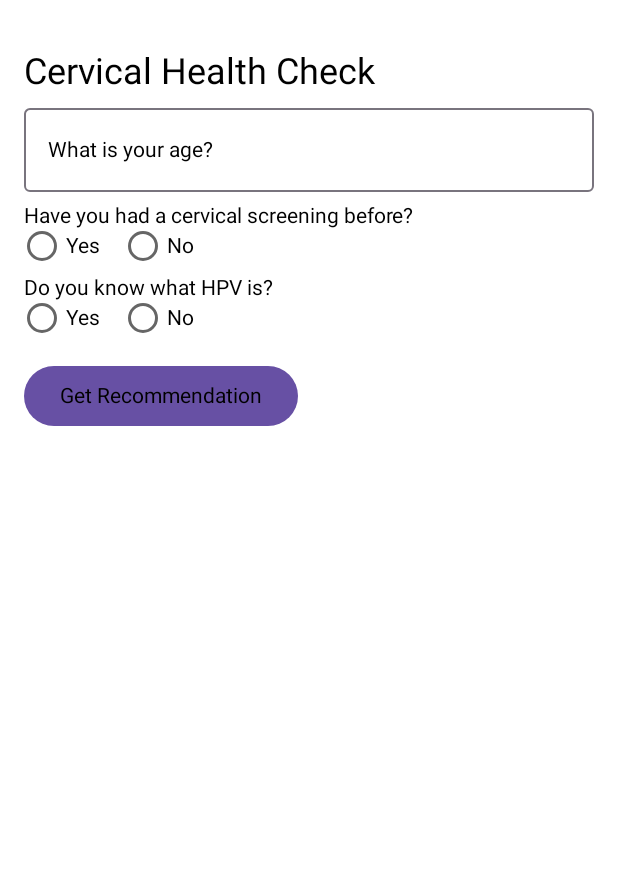
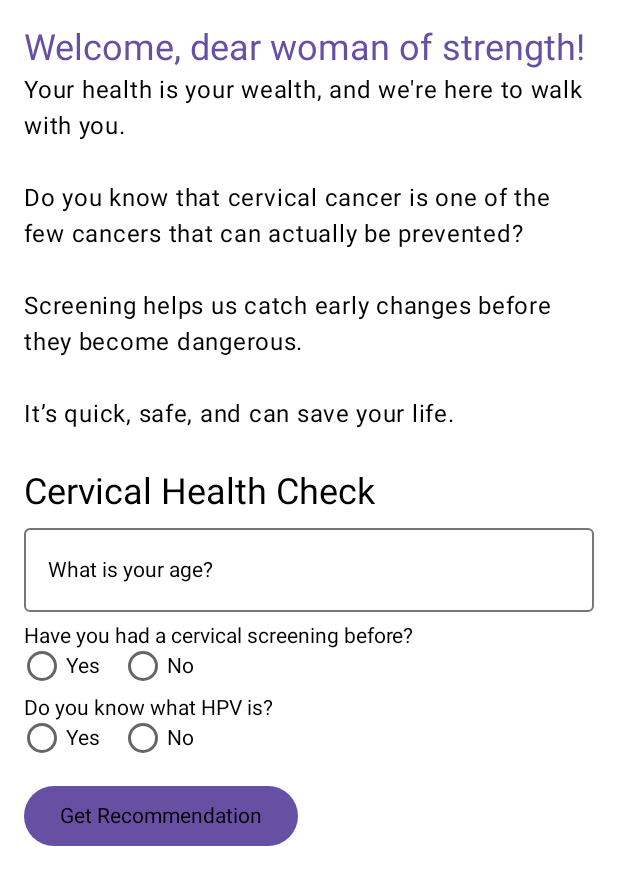
Before and after one commit to ufuomaisaac/Women-Care, an Android app built with Jetpack Compose: the @Preview function PreviewCounselingFlowScreen, on a phone screen of 412 x 824 dp. Shown: the top 885 px of the screen. Run offline under Robolectric (Android 15) with nearby library versions, the phone set to English and light mode, and no system bars.

Commit message:
Modified the home screen

```diff
--- a/app/src/main/java/com/example/womencare/ui/library/Library.kt
+++ b/app/src/main/java/com/example/womencare/ui/library/Library.kt
@@ -34,7 +34,8 @@ import androidx.compose.ui.unit.sp
 import androidx.navigation.NavController
 
 @Composable
-fun CounselingFlowScreen() {
+fun CounselingFlowScreen(
+) {
     var age by remember { mutableStateOf("") }
     var screenedRecently by remember { mutableStateOf<Boolean?>(null) }
     var knowsHPV by remember { mutableStateOf<Boolean?>(null) }
@@ -45,7 +46,28 @@ fun CounselingFlowScreen() {
         .padding(16.dp)
         .verticalScroll(rememberScrollState())) {
 
-        Spacer(Modifier.height(16.dp))
+        Text(
+            text = "Welcome, dear woman of strength!",
+            style = MaterialTheme.typography.headlineSmall,
+            color = MaterialTheme.colorScheme.primary
+        )
+
+        Text(
+            text = """
+                Your health is your wealth, and we're here to walk with you.
+
+                Do you know that cervical cancer is one of the few cancers that can actually be prevented?
+
+                Screening helps us catch early changes before they become dangerous.
+
+                It’s quick, safe, and can save your life.
+            """.trimIndent(),
+            style = MaterialTheme.typography.bodyLarge,
+            lineHeight = 24.sp
+        )
+
+        Spacer(modifier = Modifier.height(24.dp))
+
 
         Text("Cervical Health Check", style = MaterialTheme.typography.headlineSmall)
 
```
